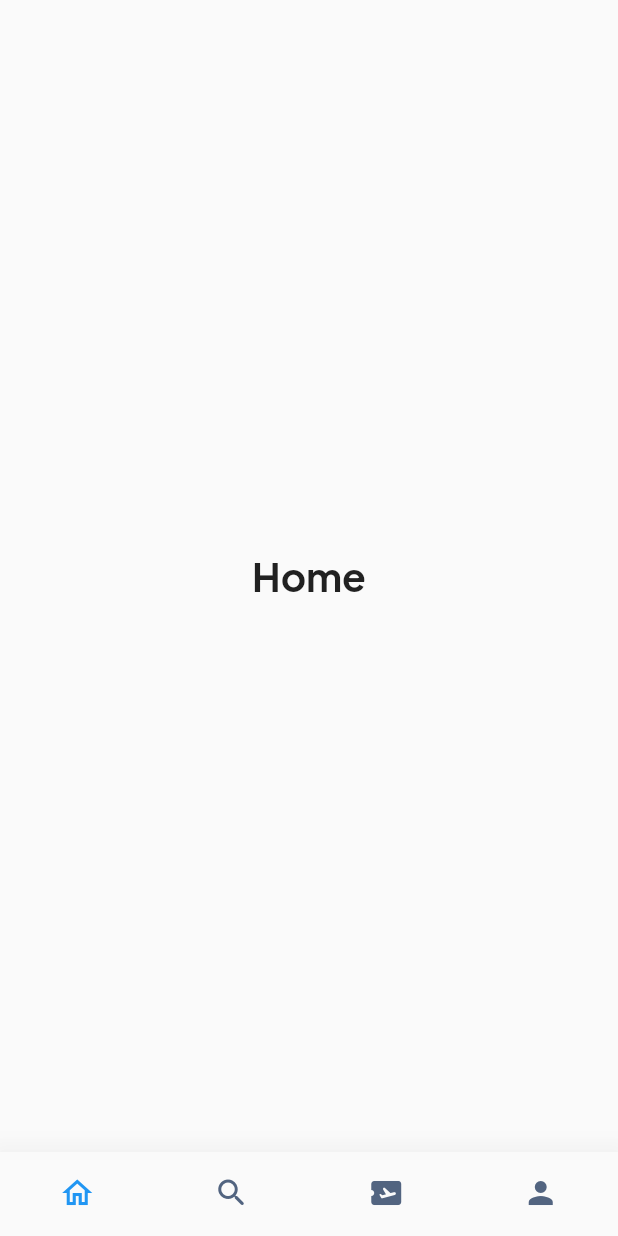
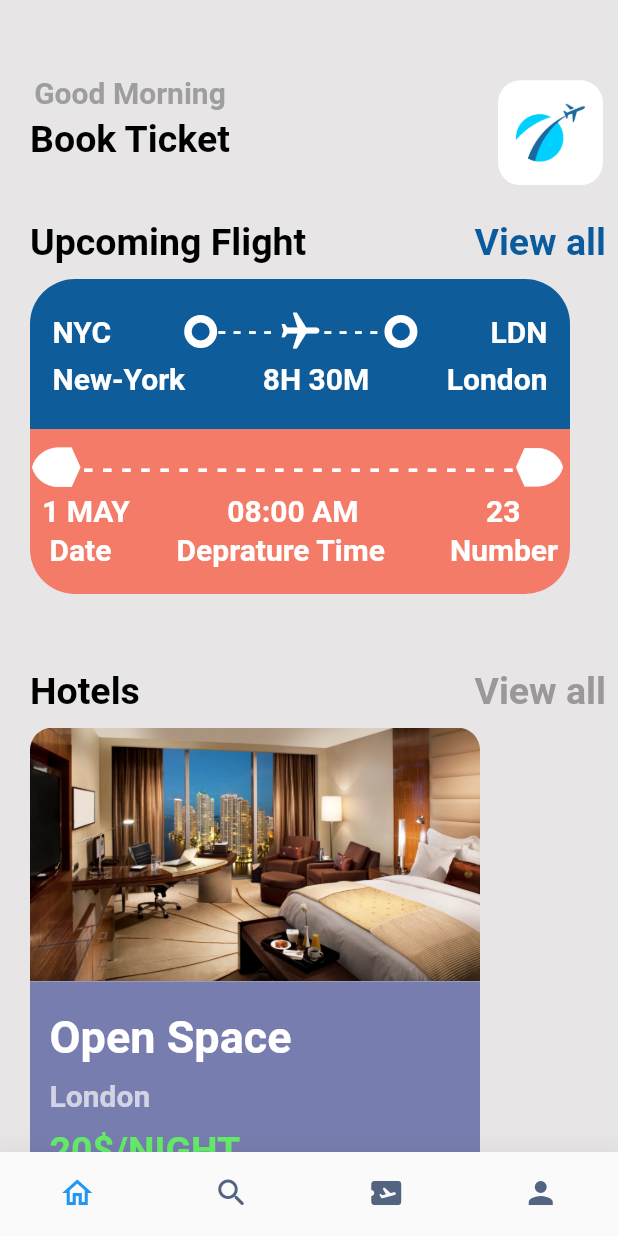
Before and after one commit to 7am3laa/Booking-Tickets-System, a Flutter app: the MainScreen screen opened by its route, on a phone screen of 412 x 824 dp. Run offline on Flutter 3.47's test engine with Material 3 defaults, Android fonts, the phone set to English and light mode, and no system bars; our stand-ins replace gap, sqflite; accounts and stored records are empty.

Commit message:
adding home screen

```diff
--- /dev/null
+++ b/lib/Screens/homescreen.dart
@@ -0,0 +1,137 @@
+import 'package:flutter/material.dart';
+import 'package:projectf/Widgets/CustomForFlightCards/cardtext.dart';
+import 'package:projectf/Widgets/CustomForFlightCards/hotelcard.dart';
+import 'package:projectf/Widgets/CustomForFlightCards/placeflightcard.dart';
+import 'package:projectf/Widgets/CustomForFlightCards/timeflightcard.dart';
+
+class HomeScreen extends StatelessWidget {
+  const HomeScreen({super.key});
+
+  @override
+  Widget build(BuildContext context) {
+    return Scaffold(
+      body: Container(
+        color: const Color.fromARGB(255, 231, 229, 229),
+        child: Column(
+          crossAxisAlignment: CrossAxisAlignment.start,
+          children: [
+            Padding(
+              padding: const EdgeInsets.only(top: 50.0),
+              child: Row(
+                mainAxisAlignment: MainAxisAlignment.spaceBetween,
+                children: [
+                  const Padding(
+                    padding: EdgeInsets.only(left: 20),
+                    child: Column(
+                      children: [
+                        Text(
+                          "Good Morning",
+                          style: TextStyle(
+                              fontSize: 20,
+                              color: Colors.grey,
+                              fontWeight: FontWeight.bold),
+                        ),
+                        SizedBox(
+                          height: 5,
+                        ),
+                        Text(
+                          "Book Ticket",
+                          style: TextStyle(
+                              fontSize: 25,
+                              color: Colors.black,
+                              fontWeight: FontWeight.bold),
+                        ),
+                        SizedBox(
+                          height: 20,
+                        ),
+                      ],
+                    ),
+                  ),
+                  Padding(
+                    padding: const EdgeInsets.only(right: 10),
+                    child: ClipRRect(
+                      borderRadius: BorderRadius.circular(
+                          15.0), // Adjust the border radius as needed
+                      child: Image.asset(
+                        'assets/images/logo.png',
+                        width: 70,
+                        height: 70,
+                      ),
+                    ),
+                  ),
+                ],
+              ),
+            ),
+            const SizedBox(
+              height: 20,
+            ),
+            const Padding(
+              padding: EdgeInsets.only(left: 20.0),
+              child: Column(
+                crossAxisAlignment: CrossAxisAlignment.start,
+                children: [
+                  Row(
+                    mainAxisAlignment: MainAxisAlignment.spaceBetween,
+                    children: [
+                      Text(
+                        "Upcoming Flight",
+                        style: TextStyle(
+                            fontSize: 25,
+                            color: Colors.black,
+                            fontWeight: FontWeight.bold),
+                      ),
+                      Padding(
+                        padding: EdgeInsets.only(right: 8.0),
+                        child: Text(
+                          "View all",
+                          style: TextStyle(
+                              fontSize: 25,
+                              color: Color.fromARGB(255, 10, 91, 158),
+                              fontWeight: FontWeight.bold),
+                        ),
+                      ),
+                    ],
+                  ),
+                  SizedBox(
+                    height: 10,
+                  ),
+                  PlaceFlightCard(),
+                  TimeFlightCard(),
+                  SizedBox(
+                    height: 50,
+                  ),
+                  Row(
+                    mainAxisAlignment: MainAxisAlignment.spaceBetween,
+                    children: [
+                      Text(
+                        "Hotels",
+                        style: TextStyle(
+                            fontSize: 25,
+                            color: Colors.black,
+                            fontWeight: FontWeight.bold),
+                      ),
+                      Padding(
+                        padding: EdgeInsets.only(right: 8.0),
+                        child: Text(
+                          "View all",
+                          style: TextStyle(
+                              fontSize: 25,
+                              color: Color.fromARGB(255, 154, 152, 152),
+                              fontWeight: FontWeight.bold),
+                        ),
+                      ),
+                    ],
+                  ),
+                  SizedBox(
+                    height: 10,
+                  ),
+                  HotelCard(),
+                ],
+              ),
+            ),
+          ],
+        ),
+      ),
+    );
+  }
+}
--- a/lib/Screens/mainscreen.dart
+++ b/lib/Screens/mainscreen.dart
@@ -1,5 +1,6 @@
 import 'package:flutter/material.dart';
 import 'package:projectf/DataBase/user.dart';
+import 'package:projectf/Screens/homescreen.dart';
 import 'package:projectf/Screens/profilescreen.dart';
 import 'package:projectf/constant.dart';
 
@@ -25,7 +26,7 @@ class _MainScreenState extends State<MainScreen> {
   void _updateBodyScreens() {
     _bodyScreens = [
       Center(
-        child: Text('Home', style: Styles.headlineStyle1),
+        child: HomeScreen(),
       ),
       Center(
         child: Text('Search',
--- /dev/null
+++ b/lib/Widgets/CustomForFlightCards/cardtext.dart
@@ -0,0 +1,33 @@
+import 'package:flutter/material.dart';
+
+class CardText extends StatelessWidget {
+  Color textColor;
+  double fontSize;
+  String textContent;
+  String? textWeight = 'No';
+  CardText(
+      {required this.textContent,
+      required this.textColor,
+      required this.fontSize,
+      this.textWeight,
+      super.key});
+
+  @override
+  Widget build(BuildContext context) {
+    if (textWeight == 'No') {
+      return Text(
+        textContent,
+        style: TextStyle(
+          fontSize: fontSize,
+          color: textColor,
+        ),
+      );
+    } else {
+      return Text(
+        textContent,
+        style: TextStyle(
+            fontSize: fontSize, color: textColor, fontWeight: FontWeight.bold),
+      );
+    }
+  }
+}
--- /dev/null
+++ b/lib/Widgets/CustomForFlightCards/hotelcard.dart
@@ -0,0 +1,59 @@
+import 'package:flutter/material.dart';
+import 'package:projectf/Widgets/CustomForFlightCards/cardtext.dart';
+
+class HotelCard extends StatelessWidget {
+  const HotelCard({
+    super.key,
+  });
+
+  @override
+  Widget build(BuildContext context) {
+    return Column(
+      children: [
+        ClipRRect(
+          borderRadius: const BorderRadius.only(
+            topLeft: Radius.circular(15),
+            topRight: Radius.circular(15),
+          ),
+          child: Image.asset(
+            'assets/images/hotel1.png',
+            width: 300,
+          ),
+        ),
+        Container(
+          color: const Color(0xFF787DAF),
+          width: 300,
+          height: 150,
+          child: Padding(
+            padding: const EdgeInsets.only(top: 20.0, left: 13),
+            child: Column(
+              crossAxisAlignment: CrossAxisAlignment.start,
+              children: [
+                CardText(
+                    textContent: 'Open Space',
+                    textColor: Colors.white,
+                    fontSize: 30),
+                const SizedBox(
+                  height: 10,
+                ),
+                CardText(
+                    textContent: 'London',
+                    textColor: const Color.fromARGB(170, 255, 255, 255),
+                    fontSize: 20),
+                const SizedBox(
+                  height: 10,
+                ),
+                CardText(
+                  textContent: "20\$/NIGHT",
+                  textColor: const Color.fromARGB(255, 100, 235, 105),
+                  fontSize: 25,
+                  textWeight: 'Yes',
+                ),
+              ],
+            ),
+          ),
+        )
+      ],
+    );
+  }
+}
--- /dev/null
+++ b/lib/Widgets/CustomForFlightCards/placeflightcard.dart
@@ -0,0 +1,114 @@
+import 'package:flutter/material.dart';
+import 'package:projectf/Widgets/CustomForFlightCards/cardtext.dart';
+
+class PlaceFlightCard extends StatelessWidget {
+  const PlaceFlightCard({super.key});
+
+  @override
+  Widget build(BuildContext context) {
+    return ClipRRect(
+      borderRadius: const BorderRadius.only(
+        topLeft: Radius.circular(30.0),
+        topRight: Radius.circular(30.0),
+      ),
+      child: Container(
+        color: const Color.fromARGB(255, 15, 92, 154),
+        width: 360,
+        height: 100,
+        child: Padding(
+          padding:
+              const EdgeInsets.only(left: 15.0, top: 20, bottom: 10, right: 15),
+          child: Column(
+            children: [
+              Row(
+                mainAxisAlignment: MainAxisAlignment.spaceBetween,
+                children: [
+                  CardText(
+                    textContent: 'NYC',
+                    textColor: Colors.white,
+                    fontSize: 20,
+                    textWeight: 'Yes',
+                  ),
+                  Row(
+                    children: [
+                      Container(
+                        decoration: BoxDecoration(
+                          shape: BoxShape.circle,
+                          border: Border.all(
+                            width: 5.0,
+                            color: Colors.white,
+                          ),
+                        ),
+                        child: const Icon(
+                          Icons.circle,
+                          color: Color.fromARGB(255, 10, 91, 158),
+                          size: 12,
+                        ),
+                      ),
+                      CardText(
+                          textContent: '- - - - ',
+                          textColor: Colors.white,
+                          fontSize: 16),
+                      Transform.rotate(
+                        angle: 90 * 3.141592653589793 / 180,
+                        child: const Icon(
+                          Icons.flight,
+                          color: Colors.white,
+                          size: 30,
+                        ),
+                      ),
+                      CardText(
+                          textContent: '- - - - ',
+                          textColor: Colors.white,
+                          fontSize: 16),
+                      Container(
+                        decoration: BoxDecoration(
+                          shape: BoxShape.circle,
+                          border: Border.all(
+                            width: 5.0,
+                            color: Colors.white,
+                          ),
+                        ),
+                        child: const Icon(
+                          Icons.circle,
+                          color: Color.fromARGB(255, 10, 91, 158),
+                          size: 12,
+                        ),
+                      ),
+                    ],
+                  ),
+                  CardText(
+                    textContent: 'LDN',
+                    textColor: Colors.white,
+                    fontSize: 20,
+                    textWeight: 'Yes',
+                  ),
+                ],
+              ),
+              const SizedBox(
+                height: 5,
+              ),
+              Row(
+                mainAxisAlignment: MainAxisAlignment.spaceBetween,
+                children: [
+                  CardText(
+                      textContent: 'New-York',
+                      textColor: Colors.white,
+                      fontSize: 20),
+                  CardText(
+                      textContent: '8H 30M',
+                      textColor: Colors.white,
+                      fontSize: 20),
+                  CardText(
+                      textContent: 'London',
+                      textColor: Colors.white,
+                      fontSize: 20),
+                ],
+              )
+            ],
+          ),
+        ),
+      ),
+    );
+  }
+}
--- /dev/null
+++ b/lib/Widgets/CustomForFlightCards/timeflightcard.dart
@@ -0,0 +1,101 @@
+import 'package:flutter/material.dart';
+import 'package:projectf/Widgets/CustomForFlightCards/cardtext.dart';
+
+class TimeFlightCard extends StatelessWidget {
+  const TimeFlightCard({
+    super.key,
+  });
+
+  @override
+  Widget build(BuildContext context) {
+    return ClipRRect(
+      borderRadius: const BorderRadius.only(
+        bottomLeft: Radius.circular(30.0),
+        bottomRight: Radius.circular(30.0),
+      ),
+      child: Container(
+        color: const Color(0xFFF37B67),
+        width: 360,
+        height: 110,
+        child: Column(
+          children: [
+            Padding(
+              padding: const EdgeInsets.only(top: 8.0),
+              child: Row(
+                children: [
+                  Transform.rotate(
+                    angle: 90 * 3.141592653589793 / 180,
+                    child: const Icon(
+                      Icons.shield,
+                      size: 35,
+                      color: Colors.white,
+                    ),
+                  ),
+                  CardText(
+                      textContent:
+                          '- - - - - - - - - - - - - - - - - - - - - - -',
+                      textColor: Colors.white,
+                      fontSize: 20),
+                  Transform.rotate(
+                    angle: 270 * 3.141592653589793 / 180,
+                    child: const Icon(
+                      Icons.shield,
+                      size: 34,
+                      color: Colors.white,
+                    ),
+                  ),
+                ],
+              ),
+            ),
+            Padding(
+              padding: const EdgeInsets.symmetric(horizontal: 8.0),
+              child: Row(
+                mainAxisAlignment: MainAxisAlignment.spaceBetween,
+                children: [
+                  CardText(
+                      textContent: '1 MAY',
+                      textColor: Colors.white,
+                      fontSize: 20),
+                  Padding(
+                    padding: const EdgeInsets.only(right: 20.0),
+                    child: CardText(
+                        textContent: '08:00 AM',
+                        textColor: Colors.white,
+                        fontSize: 20),
+                  ),
+                  Padding(
+                    padding: const EdgeInsets.only(right: 25.0),
+                    child: CardText(
+                        textContent: '23',
+                        textColor: Colors.white,
+                        fontSize: 20),
+                  ),
+                ],
+              ),
+            ),
+            Padding(
+              padding: const EdgeInsets.symmetric(horizontal: 8, vertical: 3),
+              child: Row(
+                mainAxisAlignment: MainAxisAlignment.spaceBetween,
+                children: [
+                  CardText(
+                      textContent: ' Date',
+                      textColor: Colors.white,
+                      fontSize: 20),
+                  CardText(
+                      textContent: 'Deprature Time',
+                      textColor: Colors.white,
+                      fontSize: 20),
+                  CardText(
+                      textContent: 'Number',
+                      textColor: Colors.white,
+                      fontSize: 20),
+                ],
+              ),
+            ),
+          ],
+        ),
+      ),
+    );
+  }
+}
--- a/lib/constant.dart
+++ b/lib/constant.dart
@@ -14,7 +14,7 @@ class Styles {
     fontWeight: FontWeight.w500,
   );
 
-  static TextStyle headlineStyle1 = TextStyle(
+  static TextStyle headlineStyle1 = const TextStyle(
     fontFamily: 'pa',
     fontSize: 26,
     fontWeight: FontWeight.bold,
```
Also changed, not shown: assets/images/hotel1.png (added), assets/images/hotel2.png (added), pubspec.lock.
